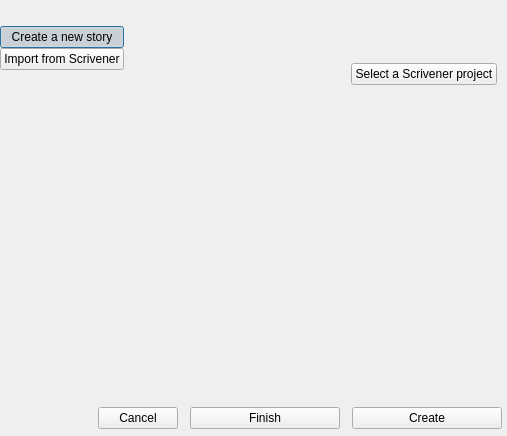
This is ui/story_creation_dialog.ui in zkovari/plotlyst as Qt 5 draws it before an edit. The edited form follows.
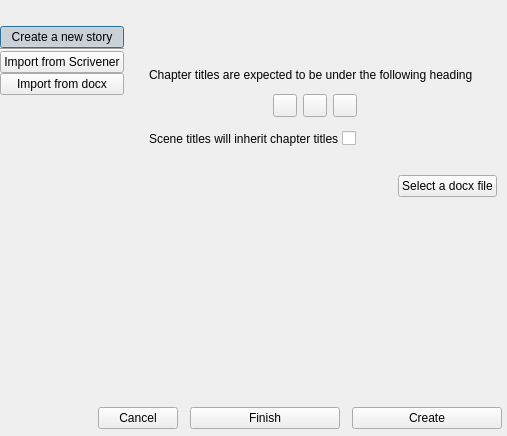
This is the edited form. Custom widgets are drawn as their Qt base class.

Commit message:
Import from docx (#1533)
* Import from docx

* empty novel with title

* parse md

* preview

* chapter headings

* toggle

The edit to the form file:
```diff
--- a/ui/story_creation_dialog.ui
+++ b/ui/story_creation_dialog.ui
@@ -120,6 +120,13 @@
           </attribute>
          </widget>
         </item>
+        <item>
+         <widget class="Line" name="line">
+          <property name="orientation">
+           <enum>Qt::Horizontal</enum>
+          </property>
+         </widget>
+        </item>
         <item>
          <widget class="QPushButton" name="btnScrivener">
           <property name="cursor">
@@ -142,6 +149,28 @@
           </attribute>
          </widget>
         </item>
+        <item>
+         <widget class="QPushButton" name="btnDocx">
+          <property name="cursor">
+           <cursorShape>PointingHandCursor</cursorShape>
+          </property>
+          <property name="focusPolicy">
+           <enum>Qt::ClickFocus</enum>
+          </property>
+          <property name="text">
+           <string>Import from docx</string>
+          </property>
+          <property name="checkable">
+           <bool>true</bool>
+          </property>
+          <property name="main-side-nav" stdset="0">
+           <bool>true</bool>
+          </property>
+          <attribute name="buttonGroup">
+           <string notr="true">buttonGroup</string>
+          </attribute>
+         </widget>
+        </item>
         <item>
          <spacer name="verticalSpacer">
           <property name="orientation">
@@ -161,7 +190,7 @@
      <item>
       <widget class="QStackedWidget" name="stackedWidget">
        <property name="currentIndex">
-        <number>2</number>
+        <number>3</number>
        </property>
        <widget class="QWidget" name="pageNewStory">
         <layout class="QVBoxLayout" name="verticalLayout_3">
@@ -331,7 +360,193 @@
          </item>
         </layout>
        </widget>
-       <widget class="QWidget" name="pageScrivenerPreview">
+       <widget class="QWidget" name="pageDocx">
+        <layout class="QVBoxLayout" name="verticalLayout_8">
+         <property name="leftMargin">
+          <number>2</number>
+         </property>
+         <property name="topMargin">
+          <number>40</number>
+         </property>
+         <property name="rightMargin">
+          <number>10</number>
+         </property>
+         <property name="bottomMargin">
+          <number>2</number>
+         </property>
+         <item>
+          <widget class="Subtitle" name="subtitleDocx" native="true">
+           <property name="title" stdset="0">
+            <string>Import manuscript from docx</string>
+           </property>
+           <property name="icon" stdset="0">
+            <string>fa5.file-word</string>
+           </property>
+           <property name="description" stdset="0">
+            <string/>
+           </property>
+          </widget>
+         </item>
+         <item>
+          <widget class="QWidget" name="widget_2" native="true">
+           <layout class="QVBoxLayout" name="verticalLayout_9">
+            <property name="spacing">
+             <number>3</number>
+            </property>
+            <property name="leftMargin">
+             <number>20</number>
+            </property>
+            <property name="topMargin">
+             <number>5</number>
+            </property>
+            <property name="rightMargin">
+             <number>15</number>
+            </property>
+            <property name="bottomMargin">
+             <number>20</number>
+            </property>
+            <item>
+             <widget class="QLabel" name="label_2">
+              <property name="text">
+               <string>Chapter titles are expected to be under the following heading</string>
+              </property>
+              <property name="description" stdset="0">
+               <bool>true</bool>
+              </property>
+             </widget>
+            </item>
+            <item alignment="Qt::AlignHCenter">
+             <widget class="QWidget" name="widget_3" native="true">
+              <layout class="QHBoxLayout" name="horizontalLayout_4">
+               <item>
+                <widget class="QToolButton" name="chapterH1">
+                 <property name="cursor">
+                  <cursorShape>PointingHandCursor</cursorShape>
+                 </property>
+                 <property name="text">
+                  <string/>
+                 </property>
+                 <property name="checkable">
+                  <bool>true</bool>
+                 </property>
+                 <property name="transparent" stdset="0">
+                  <bool>true</bool>
+                 </property>
+                 <attribute name="buttonGroup">
+                  <string notr="true">buttonGroupDocxHeadings</string>
+                 </attribute>
+                </widget>
+               </item>
+               <item>
+                <widget class="QToolButton" name="chapterH2">
+                 <property name="cursor">
+                  <cursorShape>PointingHandCursor</cursorShape>
+                 </property>
+                 <property name="text">
+                  <string/>
+                 </property>
+                 <property name="checkable">
+                  <bool>true</bool>
+                 </property>
+                 <property name="transparent" stdset="0">
+                  <bool>true</bool>
+                 </property>
+                 <attribute name="buttonGroup">
+                  <string notr="true">buttonGroupDocxHeadings</string>
+                 </attribute>
+                </widget>
+               </item>
+               <item>
+                <widget class="QToolButton" name="chapterH3">
+                 <property name="cursor">
+                  <cursorShape>PointingHandCursor</cursorShape>
+                 </property>
+                 <property name="text">
+                  <string/>
+                 </property>
+                 <property name="checkable">
+                  <bool>true</bool>
+                 </property>
+                 <property name="transparent" stdset="0">
+                  <bool>true</bool>
+                 </property>
+                 <attribute name="buttonGroup">
+                  <string notr="true">buttonGroupDocxHeadings</string>
+                 </attribute>
+                </widget>
+               </item>
+              </layout>
+             </widget>
+            </item>
+            <item>
+             <layout class="QHBoxLayout" name="horizontalLayout_5">
+              <item>
+               <widget class="QLabel" name="label_3">
+                <property name="text">
+                 <string>Scene titles will inherit chapter titles</string>
+                </property>
+                <property name="description" stdset="0">
+                 <bool>true</bool>
+                </property>
+               </widget>
+              </item>
+              <item>
+               <widget class="Toggle" name="btnInheritSceneTitle">
+                <property name="text">
+                 <string/>
+                </property>
+               </widget>
+              </item>
+              <item>
+               <spacer name="horizontalSpacer_3">
+                <property name="orientation">
+                 <enum>Qt::Horizontal</enum>
+                </property>
+                <property name="sizeHint" stdset="0">
+                 <size>
+                  <width>40</width>
+                  <height>20</height>
+                 </size>
+                </property>
+               </spacer>
+              </item>
+             </layout>
+            </item>
+           </layout>
+          </widget>
+         </item>
+         <item alignment="Qt::AlignRight">
+          <widget class="QPushButton" name="btnLoadDocx">
+           <property name="cursor">
+            <cursorShape>PointingHandCursor</cursorShape>
+           </property>
+           <property name="text">
+            <string>Select a docx file</string>
+           </property>
+           <property name="positive" stdset="0">
+            <bool>true</bool>
+           </property>
+           <property name="confirm" stdset="0">
+            <bool>true</bool>
+           </property>
+          </widget>
+         </item>
+         <item>
+          <spacer name="verticalSpacer_4">
+           <property name="orientation">
+            <enum>Qt::Vertical</enum>
+           </property>
+           <property name="sizeHint" stdset="0">
+            <size>
+             <width>20</width>
+             <height>190</height>
+            </size>
+           </property>
+          </spacer>
+         </item>
+        </layout>
+       </widget>
+       <widget class="QWidget" name="pageImportedPreview">
         <layout class="QVBoxLayout" name="verticalLayout_5">
          <property name="spacing">
           <number>3</number>
@@ -476,6 +691,11 @@
    <header>plotlyst.view.widget.novel</header>
    <container>1</container>
   </customwidget>
+  <customwidget>
+   <class>Toggle</class>
+   <extends>QCheckBox</extends>
+   <header>plotlyst.view.widget.input</header>
+  </customwidget>
  </customwidgets>
  <tabstops>
   <tabstop>lineTitle</tabstop>
```
Left out of the diff: 3 changed lines with no effect on the pictures. The commit also changes 3 other files.
